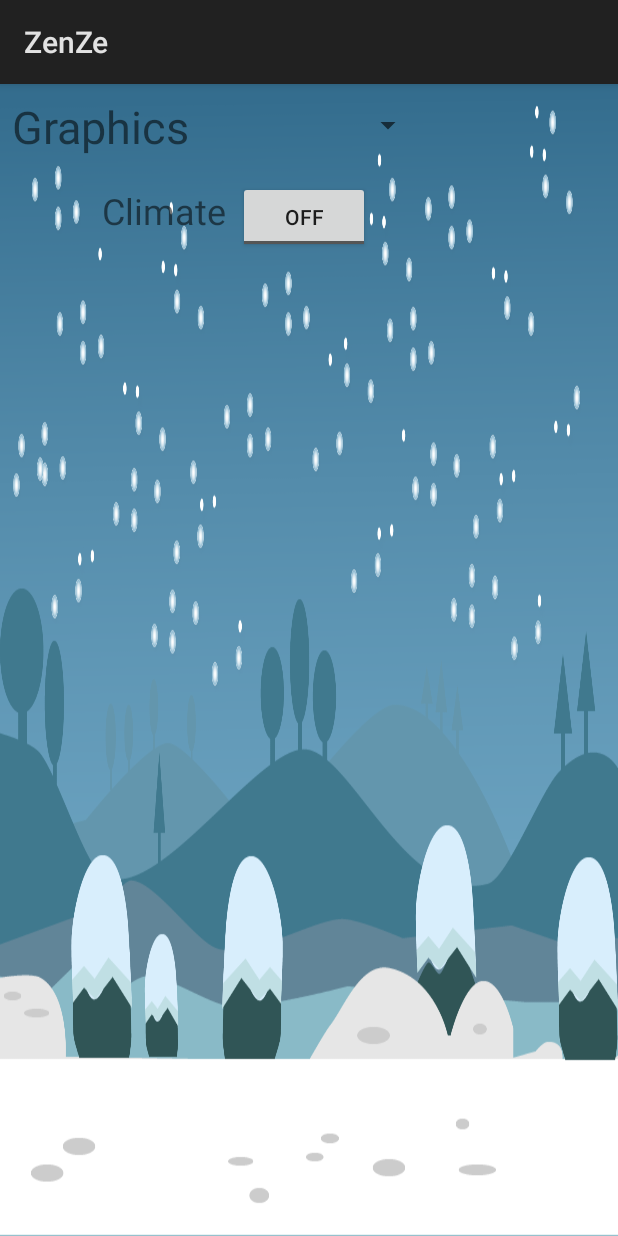
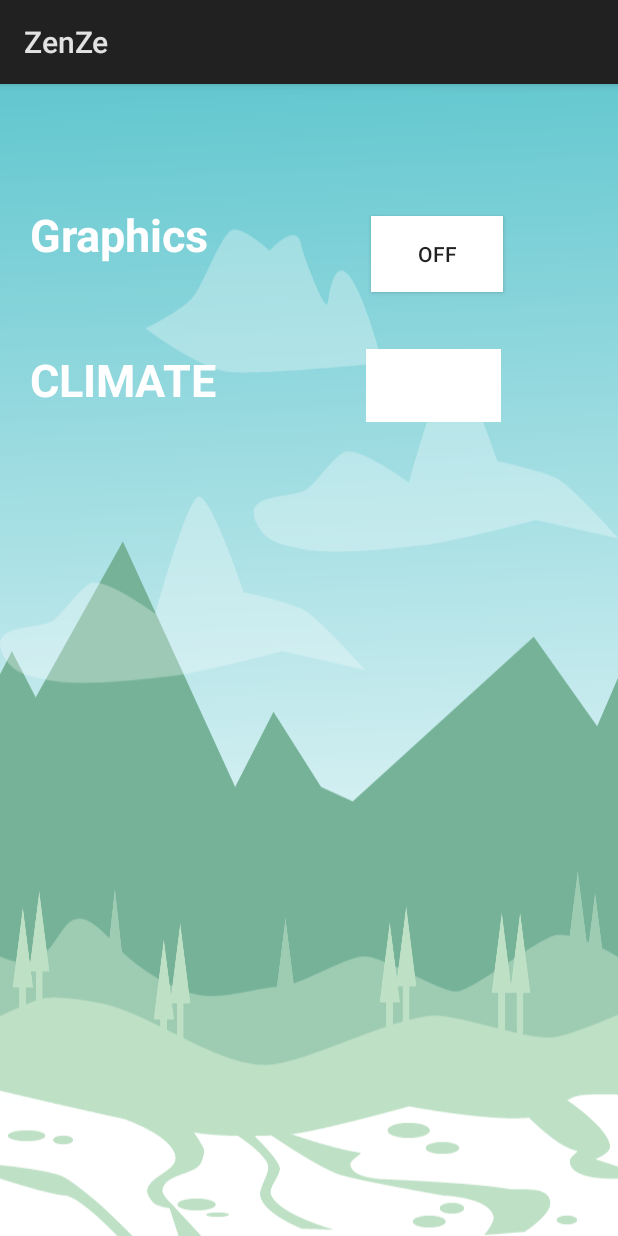
Before and after one commit to Zen-Ze/ZenZe, an Android app: the layout activity_settings.xml on its own in the app's theme, with its tools: preview values and no code run, on a phone screen of 412 x 824 dp. Run offline under Robolectric (Android 15) with nearby library versions, the phone set to English and light mode, and no system bars.

Commit message:
fixed settings UI

```diff
--- a/app/src/main/res/layout/activity_settings.xml
+++ b/app/src/main/res/layout/activity_settings.xml
@@ -4,56 +4,65 @@
     android:id="@+id/setting"
     android:layout_width="match_parent"
     android:layout_height="match_parent"
-    android:background="@drawable/bg_snowy"
+    android:background="@drawable/bg_rainy"
     android:orientation="vertical"
     tools:context="com.ucd.comp41690.team21.zenze.activities.Setting">
 
+
     <LinearLayout
-        android:layout_width="match_parent"
-        android:layout_height="wrap_content">
+        android:layout_width="440dp"
+        android:layout_height="wrap_content"
+        android:layout_marginTop="80dp">
 
         <TextView
             android:id="@+id/textView"
             android:layout_width="wrap_content"
-            android:layout_height="wrap_content"
+            android:layout_height="match_parent"
             android:layout_marginBottom="8dp"
             android:layout_marginEnd="8dp"
-            android:layout_marginStart="8dp"
+            android:layout_marginStart="20dp"
+            android:text="@string/graphics_spinner_textview"
+            android:textColor="@color/white"
+            android:textSize="30sp"
+            android:textStyle="bold" />
+
+        <ToggleButton
+            android:id="@+id/graphic_switch"
+            android:layout_width="wrap_content"
+            android:layout_height="match_parent"
+            android:layout_marginBottom="8dp"
+            android:layout_marginEnd="8dp"
+            android:layout_marginStart="100dp"
             android:layout_marginTop="8dp"
-            android:text="@string/graphics_spinner_textview"
-            android:textSize="30sp" />
-
-        <Spinner
-            android:id="@+id/weather_spinner"
-            android:layout_width="wrap_content"
-            android:layout_height="wrap_content"
-            android:layout_marginStart="100sp"
-            android:layout_marginTop="15sp" />
-
+            android:background="@color/white"
+            android:text="@string/dummy_button" />
     </LinearLayout>
 
     <LinearLayout
-        android:layout_width="440dp"
-        android:layout_height="wrap_content">
+        android:layout_width="match_parent"
+        android:layout_height="wrap_content"
+        android:layout_marginTop="30dp">
 
         <TextView
             android:id="@+id/textView2"
             android:layout_width="wrap_content"
-            android:layout_height="wrap_content"
+            android:layout_height="match_parent"
             android:layout_marginBottom="8dp"
-            android:layout_marginStart="68dp"
-            android:layout_marginTop="8dp"
+            android:layout_marginStart="20dp"
             android:text="@string/weather_spinner_textview"
-            android:textSize="24sp" />
+            android:textAllCaps="true"
+            android:textColor="@color/white"
+            android:textSize="30sp"
+            android:textStyle="bold" />
 
-        <ToggleButton
-            android:id="@+id/graphic_switch"
-            android:layout_width="wrap_content"
-            android:layout_height="wrap_content"
-            android:layout_marginBottom="8dp"
-            android:layout_marginEnd="8dp"
-            android:layout_marginStart="8dp"
-            android:layout_marginTop="8dp"
-            android:text="@string/dummy_button" />
+
+        <Spinner
+            android:id="@+id/te"
+            android:layout_width="90dp"
+            android:layout_height="match_parent"
+            android:layout_marginStart="100dp"
+            android:background="@color/white"
+            android:textAlignment="center" />
+
     </LinearLayout>
 </LinearLayout>
```
Also changed, not shown: app/src/main/res/layout-land/activity_main_menu.xml (deleted, +0 -62 lines).
